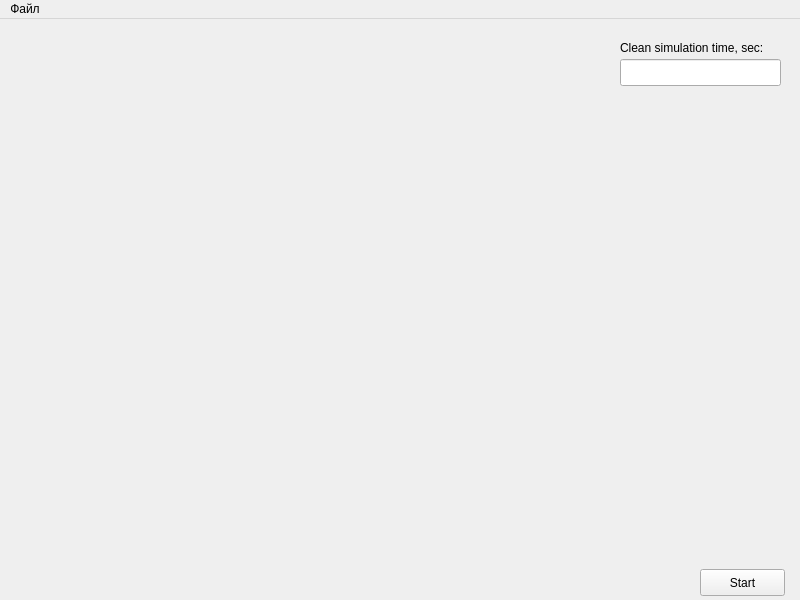
Old version of the form mainwindow.ui in the repository mevv/crowd.
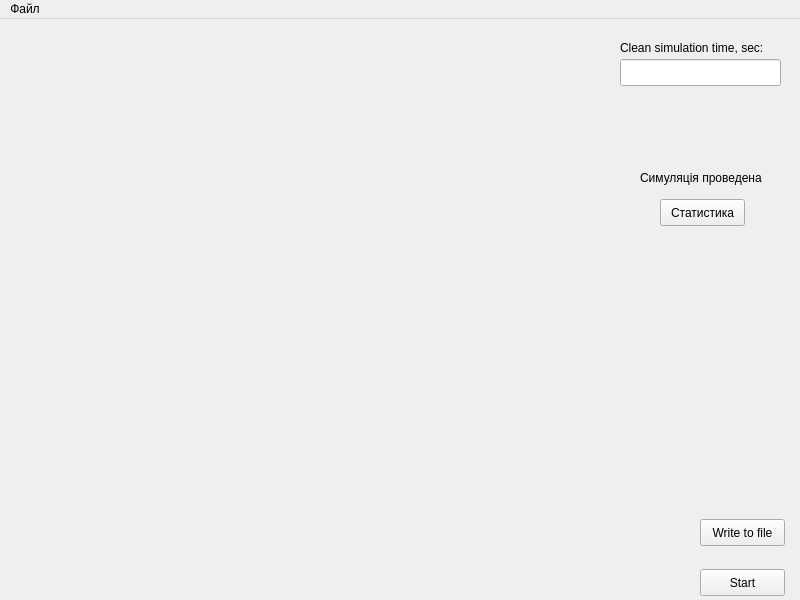
New version of the form.

Diff of the .ui file:
```diff
--- a/mainwindow.ui
+++ b/mainwindow.ui
@@ -80,6 +80,58 @@
      <enum>Qt::NoFocus</enum>
     </property>
    </widget>
+   <widget class="QPushButton" name="pushButton">
+    <property name="geometry">
+     <rect>
+      <x>700</x>
+      <y>500</y>
+      <width>85</width>
+      <height>27</height>
+     </rect>
+    </property>
+    <property name="text">
+     <string>Write to file</string>
+    </property>
+   </widget>
+   <widget class="QWidget" name="widgetStat" native="true">
+    <property name="enabled">
+     <bool>true</bool>
+    </property>
+    <property name="geometry">
+     <rect>
+      <x>620</x>
+      <y>140</y>
+      <width>161</width>
+      <height>81</height>
+     </rect>
+    </property>
+    <widget class="QLabel" name="label_2">
+     <property name="geometry">
+      <rect>
+       <x>20</x>
+       <y>10</y>
+       <width>131</width>
+       <height>17</height>
+      </rect>
+     </property>
+     <property name="text">
+      <string>Симуляція проведена</string>
+     </property>
+    </widget>
+    <widget class="QPushButton" name="pushButton_2">
+     <property name="geometry">
+      <rect>
+       <x>40</x>
+       <y>40</y>
+       <width>85</width>
+       <height>27</height>
+      </rect>
+     </property>
+     <property name="text">
+      <string>Статистика</string>
+     </property>
+    </widget>
+   </widget>
   </widget>
   <widget class="QMenuBar" name="menuBar">
    <property name="geometry">
```
Left out of the diff: 8 changed lines with no effect on the pictures.
